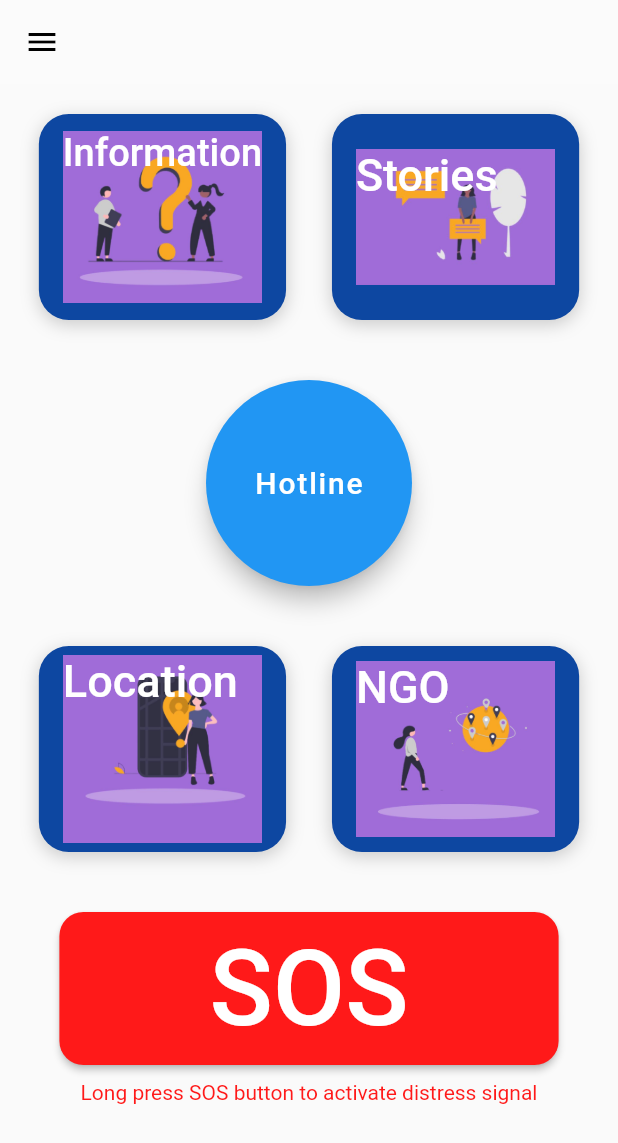
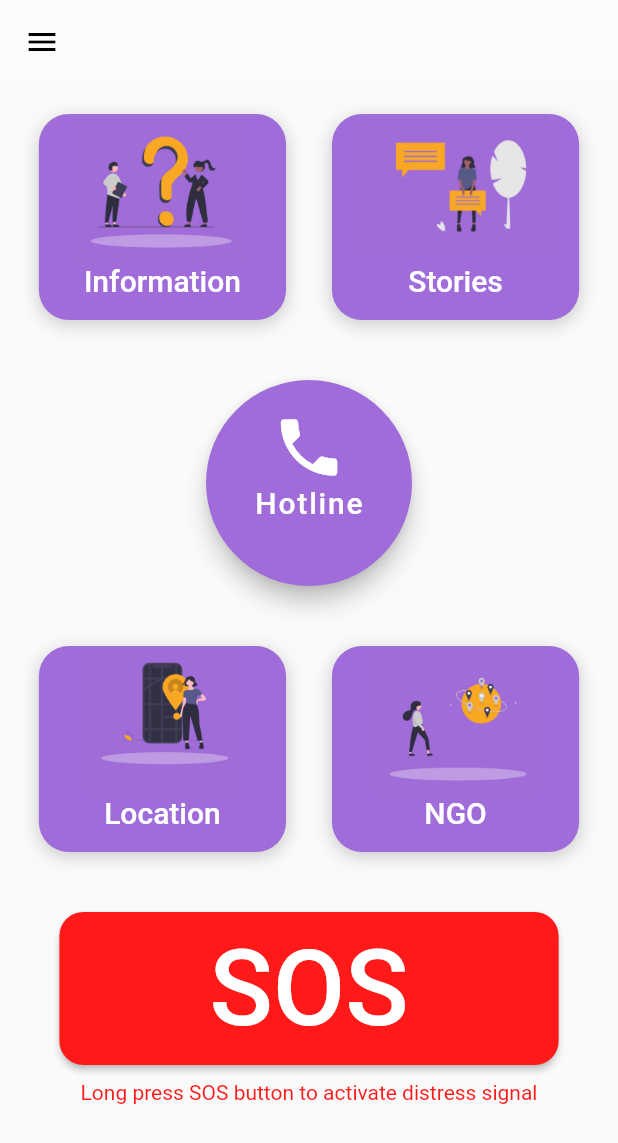
Before and after one commit to sanskargarodia/hack_srm, a Flutter app: the screen it shows once a user with an empty profile is signed in, on a phone screen of 412 x 824 dp. Shown: the top 1143 px of the screen. Run offline on Flutter 3.47's test engine with Material 2 defaults, Android fonts, the light colour scheme and no system bars; our stand-ins replace animated_splash_screen, cloud_firestore, firebase_auth, flutter_spinkit, google_maps_flutter, hexcolor and 1 more; accounts and stored records are empty.

Commit message:
Made changes in Home page

```diff
--- a/fin/lib/home.dart
+++ b/fin/lib/home.dart
@@ -43,7 +43,8 @@
           imageData: AssetImage("assets/images/Stories.jpeg")),
       HomeButton(
           title: "Hotline",
-          imageData: AssetImage("assets/images/Location.jpeg")),
+          imageData: AssetImage("assets/images/Location.jpeg"),
+          iconData: Icons.phone),
       HomeButton(
           title: "Location",
           navigate: "locations",
@@ -160,14 +161,32 @@
                                       width: size.width / 2.5,
                                       height: size.height / 6,
                                       child: FloatingActionButton(
-                                        backgroundColor: Colors.blue,
+                                        backgroundColor:
+                                            Theme.of(context).buttonColor,
                                         shape: CircleBorder(),
+                                        child: Column(
+                                          children: [
+                                            SizedBox(
+                                              height: 20,
+                                            ),
+                                            Container(
+                                              child: Icon(
+                                                homebutton.iconData,
+                                                size: 50,
+                                              ),
+                                            ),
+                                            Container(
+                                              alignment: Alignment.bottomCenter,
                                               child: FittedBox(
                                                   fit: BoxFit.contain,
                                                   child: Text(
                                                     "Hotline",
-                                              style: TextStyle(fontSize: 20),
+                                                    style:
+                                                        TextStyle(fontSize: 20),
                                                   )),
+                                            ),
+                                          ],
+                                        ),
                                         onPressed: () {},
                                       ),
                                     ),
@@ -197,29 +216,30 @@
                                         Navigator.pushNamed(
                                             context, '/${homebutton.navigate}')
                                       },
-                                      child: Stack(
+                                      child: Column(
                                         // Replace with a Row for horizontal icon + text
                                         children: <Widget>[
                                           Container(
-                                            width: MediaQuery.of(context)
-                                                .size
-                                                .width,
                                             child: FittedBox(
-                                                fit: BoxFit.cover,
+                                                fit: BoxFit.fill,
                                                 child: Image(
+                                                    height: size.height / 8,
+                                                    width: size.width / 3,
                                                     image:
                                                         homebutton.imageData)),
                                           ),
-                                          FittedBox(
+                                          Container(
                                             alignment: Alignment.bottomCenter,
+                                            child: FittedBox(
                                               fit: BoxFit.cover,
                                               child: Hero(
                                                 tag: '${homebutton.title}',
                                                 child: Text(
                                                   "${homebutton.title}",
                                                   style: TextStyle(
-                                                    fontSize: 30,
+                                                      fontSize: 20,
                                                       color: Colors.white),
+                                                ),
                                               ),
                                             ),
                                           )
--- a/fin/lib/main.dart
+++ b/fin/lib/main.dart
@@ -53,7 +53,7 @@
           },
           theme: ThemeData(
             primaryColor: HexColor("#A06CD9"),
-            buttonColor: Colors.blue[900],
+            buttonColor: HexColor("#A06CD9"),
           ),
         ));
   }
```
Lines whose indentation alone changed are shown as unchanged.
